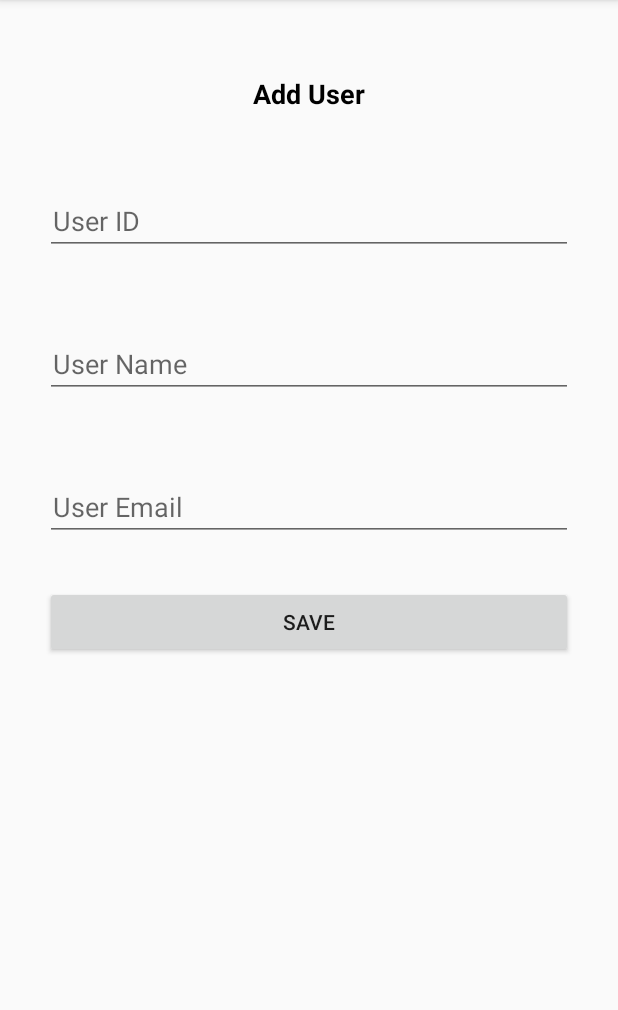
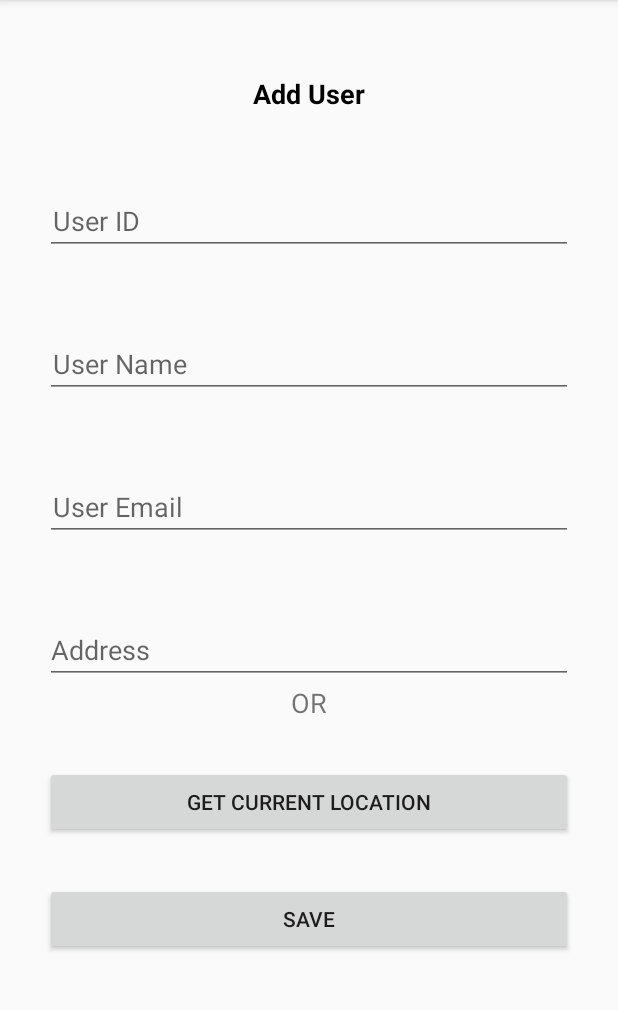
Before and after one commit to Jatin-Rana/RoomDatabaseExample, an Android app: the screen it shows after launch (MainActivity), after a tap on "Add User", on a phone screen of 412 x 824 dp, the part 84-1094 px from its top. Run offline under Robolectric (Android 15) with nearby library versions, the phone set to English and light mode, and no system bars; our stand-ins replace Room's generated code.

Commit message:
Minor Changes

```diff
--- a/app/build.gradle
+++ b/app/build.gradle
@@ -32,4 +32,5 @@ dependencies {
     implementation 'com.android.support:design:28.0.0'
     implementation 'androidx.recyclerview:recyclerview:1.1.0-beta05'
     implementation 'androidx.cardview:cardview:1.0.0'
+    implementation 'com.google.android.gms:play-services-location:11.8.0'
 }
--- a/app/src/main/AndroidManifest.xml
+++ b/app/src/main/AndroidManifest.xml
@@ -1,6 +1,7 @@
 <?xml version="1.0" encoding="utf-8"?>
 <manifest xmlns:android="http://schemas.android.com/apk/res/android"
     package="demo.com.roomdatabaseexample">
+
 
     <application
         android:allowBackup="true"
@@ -18,4 +19,8 @@
         </activity>
     </application>
 
+    <uses-permission android:name="android.permission.ACCESS_COARSE_LOCATION" />
+    <uses-permission android:name="android.permission.ACCESS_FINE_LOCATION" />
+    <uses-permission android:name="android.permission.INTERNET" />
+
 </manifest>
--- a/app/src/main/java/demo/com/roomdatabaseexample/AddUserFragment.java
+++ b/app/src/main/java/demo/com/roomdatabaseexample/AddUserFragment.java
@@ -1,10 +1,11 @@
 package demo.com.roomdatabaseexample;
 
 
+import android.location.Address;
+import android.location.Geocoder;
+import android.location.Location;
 import android.os.Bundle;
-
-import androidx.fragment.app.Fragment;
-
+import android.util.Log;
 import android.view.LayoutInflater;
 import android.view.View;
 import android.view.ViewGroup;
@@ -12,14 +13,28 @@ import android.widget.Button;
 import android.widget.EditText;
 import android.widget.Toast;
 
+import androidx.core.app.ActivityCompat;
+import androidx.fragment.app.Fragment;
+
+import com.google.android.gms.location.FusedLocationProviderClient;
+import com.google.android.gms.location.LocationServices;
+import com.google.android.gms.tasks.OnSuccessListener;
+
+import java.util.List;
+import java.util.Locale;
+
+import static android.Manifest.permission.ACCESS_FINE_LOCATION;
+
 
 /**
  * A simple {@link Fragment} subclass.
  */
 public class AddUserFragment extends Fragment {
 
-    EditText edittext_user_name, edittext_user_email, edittext_user_id;
-    Button btn_save_user;
+    EditText edittext_user_name, edittext_user_email, edittext_user_id, edittext_address;
+    Button btn_save_user, btn_get_current_location;
+    FusedLocationProviderClient client;
+    String str_address = "";
 
     public AddUserFragment() {
         // Required empty public constructor
@@ -34,7 +49,28 @@ public class AddUserFragment extends Fragment {
         edittext_user_name = rootview.findViewById(R.id.edittext_user_name);
         edittext_user_email = rootview.findViewById(R.id.edittext_user_email);
         edittext_user_id = rootview.findViewById(R.id.edittext_user_id);
+        edittext_address = rootview.findViewById(R.id.edittext_address);
         btn_save_user = rootview.findViewById(R.id.btn_save_user);
+        btn_get_current_location = rootview.findViewById(R.id.btn_get_current_location);
+        client = LocationServices.getFusedLocationProviderClient(getActivity());
+        getLocationPermission();
+
+        btn_get_current_location.setOnClickListener(new View.OnClickListener() {
+            @Override
+            public void onClick(View view) {
+                client.getLastLocation().addOnSuccessListener(getActivity(), new OnSuccessListener<Location>() {
+                    @Override
+                    public void onSuccess(Location location) {
+                        if (location != null) {
+                            // edittext_address.setText("Latitude " + String.valueOf(location.getLatitude()) + " " + "Longitude " + String.valueOf(location.getLongitude()));
+
+                            str_address = getCurrentLocationAddress(location.getLatitude(), location.getLongitude());
+                            edittext_address.setText(str_address);
+                        }
+                    }
+                });
+            }
+        });
 
 
         btn_save_user.setOnClickListener(new View.OnClickListener() {
@@ -48,15 +84,47 @@ public class AddUserFragment extends Fragment {
                 user.setId(userid);
                 user.setName(str_userName);
                 user.setEmail(str_emailID);
+                user.setAddress(str_address);
 
                 MainActivity.myAppDatabase.myDao().addUser(user);
                 Toast.makeText(getContext(), "User Added Successfully", Toast.LENGTH_SHORT).show();
                 edittext_user_id.setText("");
                 edittext_user_name.setText("");
                 edittext_user_email.setText("");
+                edittext_address.setText("");
             }
         });
         return rootview;
     }
 
+    private String getCurrentLocationAddress(double LATITUDE, double LONGITUDE) {
+        String strAdd = "";
+        Geocoder geocoder = new Geocoder(getActivity(), Locale.getDefault());
+        try {
+            List<Address> addresses = geocoder.getFromLocation(LATITUDE, LONGITUDE, 1);
+            if (addresses != null) {
+                Address returnedAddress = addresses.get(0);
+                StringBuilder strReturnedAddress = new StringBuilder();
+
+                for (int i = 0; i <= returnedAddress.getMaxAddressLineIndex(); i++) {
+                    strReturnedAddress.append(returnedAddress.getAddressLine(i)).append("\n");
+                }
+                strAdd = strReturnedAddress.toString();
+                Log.w("My Current location", strReturnedAddress.toString());
+            } else {
+                Log.w("My Current location", "No Address returned!");
+            }
+        } catch (Exception e) {
+            e.printStackTrace();
+            Log.w("My Current location", "Cannot get Address!");
+        }
+        return strAdd;
+
+    }
+
+    private void getLocationPermission() {
+
+        ActivityCompat.requestPermissions(getActivity(), new String[]{ACCESS_FINE_LOCATION}, 1);
+    }
+
 }
--- a/app/src/main/res/layout/fragment_add_user.xml
+++ b/app/src/main/res/layout/fragment_add_user.xml
@@ -12,22 +12,17 @@
         android:layout_margin="30dp"
         android:text="Save"
         app:layout_constraintStart_toStartOf="parent"
-        app:layout_constraintTop_toBottomOf="@+id/edittext_user_email" />
+        app:layout_constraintTop_toBottomOf="@+id/btn_get_current_location" />
 
 
-    <EditText
-        android:id="@+id/edittext_user_name"
+    <Button
+        android:id="@+id/btn_get_current_location"
         android:layout_width="match_parent"
         android:layout_height="wrap_content"
-        android:layout_marginLeft="30dp"
-        android:layout_marginTop="50dp"
-        android:layout_marginRight="30dp"
-        android:hint="User Name"
-        android:inputType="text"
-        android:paddingLeft="5dp"
-        app:layout_constraintEnd_toEndOf="parent"
+        android:layout_margin="30dp"
+        android:text="Get Current Location"
         app:layout_constraintStart_toStartOf="parent"
-        app:layout_constraintTop_toBottomOf="@+id/edittext_user_id" />
+        app:layout_constraintTop_toBottomOf="@+id/textView_or" />
 
 
     <EditText
@@ -59,6 +54,44 @@
         app:layout_constraintStart_toStartOf="parent"
         app:layout_constraintTop_toBottomOf="@+id/textView" />
 
+
+    <EditText
+        android:id="@+id/edittext_address"
+        android:layout_width="match_parent"
+        android:layout_height="wrap_content"
+        android:layout_marginLeft="30dp"
+        android:layout_marginTop="50dp"
+        android:layout_marginRight="30dp"
+        android:hint="Address"
+        app:layout_constraintEnd_toEndOf="parent"
+        app:layout_constraintStart_toStartOf="parent"
+        app:layout_constraintTop_toBottomOf="@+id/edittext_user_email" />
+
+    <EditText
+        android:id="@+id/edittext_user_name"
+        android:layout_width="match_parent"
+        android:layout_height="wrap_content"
+        android:layout_marginLeft="30dp"
+        android:layout_marginTop="50dp"
+        android:layout_marginRight="30dp"
+        android:hint="User Name"
+        android:inputType="text"
+        android:paddingLeft="5dp"
+        app:layout_constraintEnd_toEndOf="parent"
+        app:layout_constraintStart_toStartOf="parent"
+        app:layout_constraintTop_toBottomOf="@+id/edittext_user_id" />
+
+    <TextView
+        android:id="@+id/textView_or"
+        android:layout_width="wrap_content"
+        android:layout_height="wrap_content"
+        android:text="OR"
+        android:textSize="18sp"
+        app:layout_constraintEnd_toEndOf="parent"
+        app:layout_constraintStart_toStartOf="parent"
+        app:layout_constraintTop_toBottomOf="@+id/edittext_address" />
+
+
     <TextView
         android:id="@+id/textView"
         android:layout_width="wrap_content"
```
Also changed, not shown: app/src/main/java/demo/com/roomdatabaseexample/User.java (+12 -0 lines).
